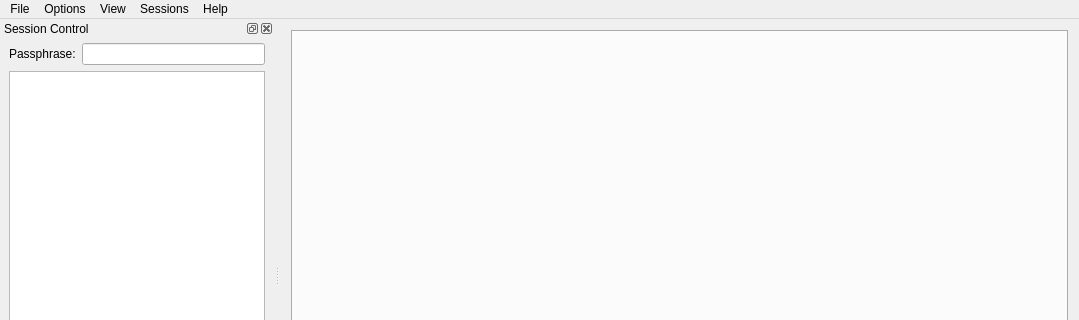
jwhitmore/AutoPutty, file mainwindow.ui: the form before one commit; both pictures show x 0 to 1079 and y 0 to 320 of the 1079 by 530 pixel window.
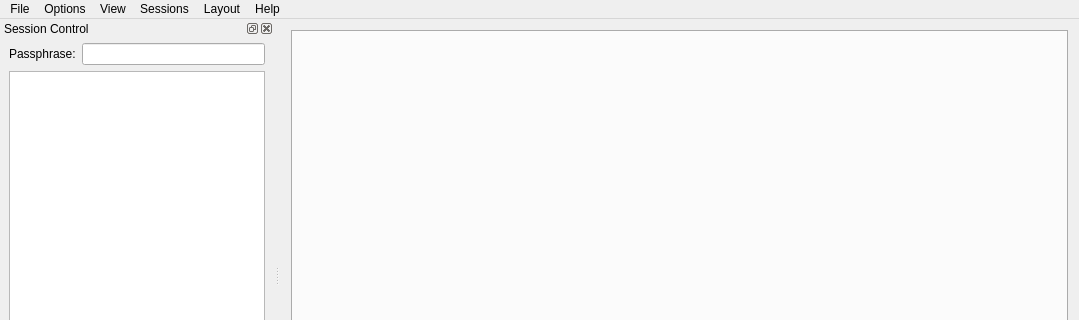
The form after the commit. Icons and pictures are not drawn.

Commit message: First pass at saving and restoring session layout.

Diff of the .ui file:
```diff
--- a/mainwindow.ui
+++ b/mainwindow.ui
@@ -105,10 +105,20 @@
     </property>
     <addaction name="actionAbout"/>
    </widget>
+   <widget class="QMenu" name="menuLayout">
+    <property name="title">
+     <string>Layout</string>
+    </property>
+    <addaction name="actionSave_Current_Layout"/>
+    <addaction name="actionManage_Layouts"/>
+    <addaction name="actionTk"/>
+    <addaction name="separator"/>
+   </widget>
    <addaction name="menuFile"/>
    <addaction name="menuOptions"/>
    <addaction name="menuView"/>
    <addaction name="menuSessions"/>
+   <addaction name="menuLayout"/>
    <addaction name="menuHelp"/>
   </widget>
   <widget class="QDockWidget" name="dockControl">
```
Left out of the diff: 15 changed lines with no effect on the pictures. The commit also changes 13 other files.
